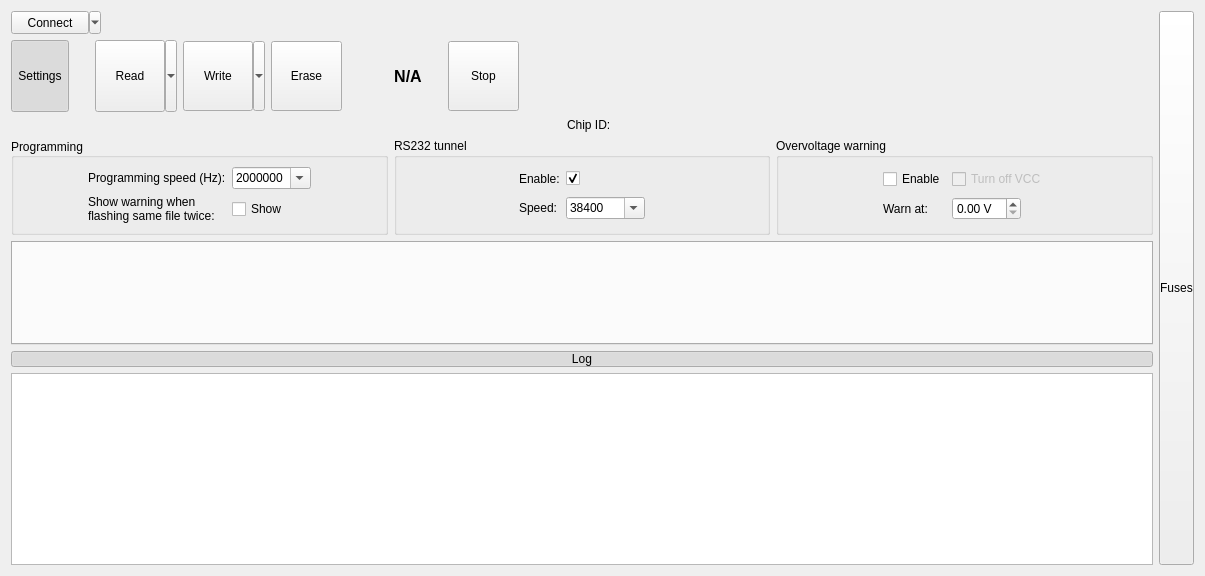
Before: the Qt Designer form src/LorrisShupito/lorrisshupito.ui in Tasssadar/Lorris, drawn with Qt 5.
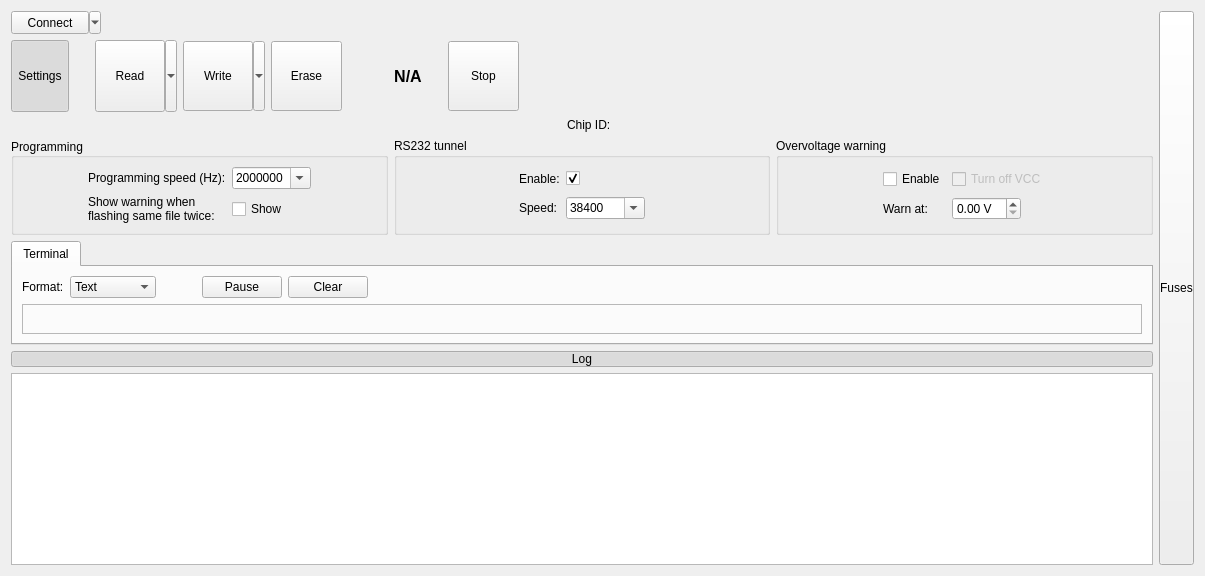
After: the same form once the commit is applied. Icons and pictures are not drawn. Custom widgets are drawn as their Qt base class.

Commit message: [426] LorrisShupito: add controls to terminal tab

What changed in the file:
```diff
--- a/src/LorrisShupito/lorrisshupito.ui
+++ b/src/LorrisShupito/lorrisshupito.ui
@@ -757,6 +757,97 @@
        <property name="currentIndex">
         <number>-1</number>
        </property>
+       <widget class="QWidget" name="tab">
+        <attribute name="title">
+         <string>Terminal</string>
+        </attribute>
+        <layout class="QVBoxLayout" name="verticalLayout_2">
+         <item>
+          <layout class="QHBoxLayout" name="horizontalLayout_3">
+           <item>
+            <widget class="QLabel" name="label_7">
+             <property name="text">
+              <string>Format:</string>
+             </property>
+            </widget>
+           </item>
+           <item>
+            <widget class="QComboBox" name="fmtBox">
+             <property name="sizeAdjustPolicy">
+              <enum>QComboBox::AdjustToContents</enum>
+             </property>
+             <item>
+              <property name="text">
+               <string>Text</string>
+              </property>
+             </item>
+             <item>
+              <property name="text">
+               <string>Hex dump</string>
+              </property>
+             </item>
+            </widget>
+           </item>
+           <item>
+            <spacer name="horizontalSpacer_15">
+             <property name="orientation">
+              <enum>Qt::Horizontal</enum>
+             </property>
+             <property name="sizeType">
+              <enum>QSizePolicy::Fixed</enum>
+             </property>
+             <property name="sizeHint" stdset="0">
+              <size>
+               <width>40</width>
+               <height>20</height>
+              </size>
+             </property>
+            </spacer>
+           </item>
+           <item>
+            <widget class="QPushButton" name="pauseBtn">
+             <property name="text">
+              <string>Pause</string>
+             </property>
+             <property name="checkable">
+              <bool>true</bool>
+             </property>
+            </widget>
+           </item>
+           <item>
+            <widget class="QPushButton" name="clearBtn">
+             <property name="text">
+              <string>Clear</string>
+             </property>
+            </widget>
+           </item>
+           <item>
+            <spacer name="horizontalSpacer_14">
+             <property name="orientation">
+              <enum>Qt::Horizontal</enum>
+             </property>
+             <property name="sizeHint" stdset="0">
+              <size>
+               <width>40</width>
+               <height>20</height>
+              </size>
+             </property>
+            </spacer>
+           </item>
+          </layout>
+         </item>
+         <item>
+          <widget class="Terminal" name="terminal">
+           <property name="frameShape">
+            <enum>QFrame::StyledPanel</enum>
+           </property>
+           <property name="frameShadow">
+            <enum>QFrame::Raised</enum>
+           </property>
+          </widget>
+         </item>
+        </layout>
+       </widget>
       </widget>
      </item>
      <item>
@@ -817,6 +908,12 @@
    <extends>QPushButton</extends>
    <header>../src/shared/rotatebutton.h</header>
   </customwidget>
+  <customwidget>
+   <class>Terminal</class>
+   <extends>QFrame</extends>
+   <header>../src/shared/terminal.h</header>
+   <container>1</container>
+  </customwidget>
  </customwidgets>
  <resources>
   <include location="shupitoicons.qrc"/>
```
Left out of the diff: 2 changed lines with no effect on the pictures. The commit also changes 5 other files.
